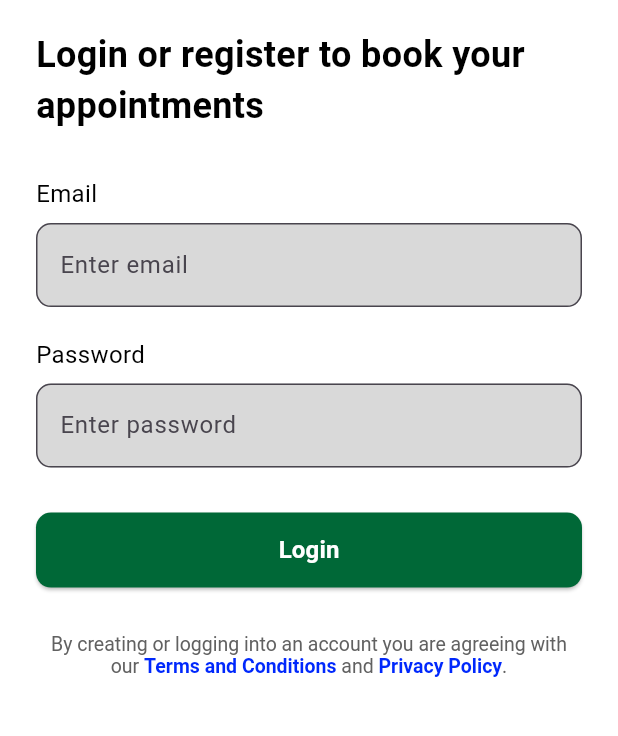
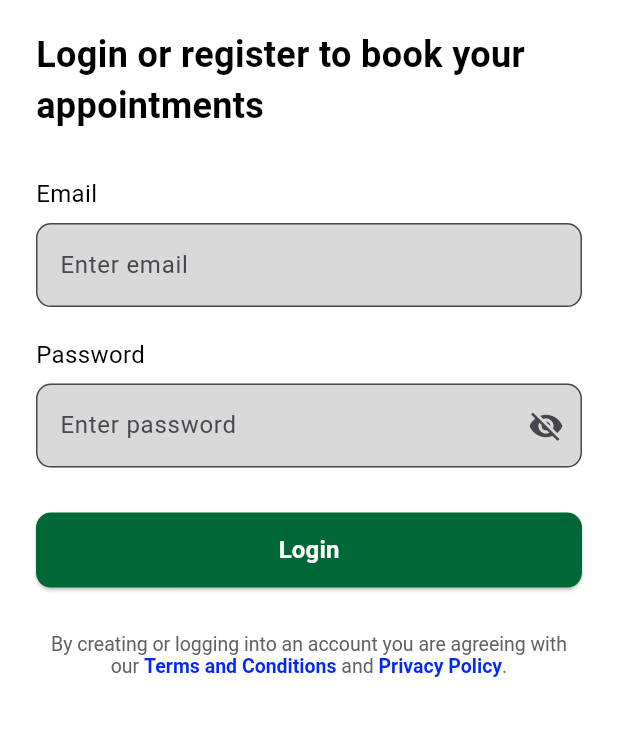
Before and after one commit to manjumachandran/ayurvediccenterapp, a Flutter app: the screen it shows after launch, on a phone screen of 412 x 824 dp, the part 433-1169 px from its top. Run offline on Flutter 3.47's test engine with Material 3 defaults, Android fonts, the phone set to English and light mode, and no system bars.

Commit message:
Implemented login using Provder

```diff
--- /dev/null
+++ b/lib/config.dart
@@ -0,0 +1,2 @@
+
+const String baseUrl = "https://flutter-amr.noviindus.in/api/";
--- /dev/null
+++ b/lib/providers/login_provider.dart
@@ -0,0 +1,30 @@
+
+import 'package:flutter/material.dart';
+import 'package:machne_test/services/login_services.dart';
+
+
+class LoginProvider with ChangeNotifier {
+  String? _token;
+  bool _isLoading = false;
+
+  String? get token => _token;
+  bool get isLoading => _isLoading;
+
+  Future<bool> login(String username, String password) async {
+    _isLoading = true;
+    notifyListeners();
+
+    final loginService = LoginService();
+    final result = await loginService.login(username, password);
+
+    _isLoading = false;
+
+    if (result != null) {
+      _token = result;
+      notifyListeners();
+      return true;
+    } else {
+      return false;
+    }
+  }
+}
--- a/lib/screens/bookingList_Screen.dart
+++ b/lib/screens/booking_List_Screen.dart
@@ -1,6 +1,6 @@
 import 'package:flutter/material.dart';
 import 'package:intl/intl.dart';
-import 'package:machne_test/screens/newRegistration_screen.dart';
+import 'package:machne_test/screens/new_Registration_screen.dart';
 
 class BookingListScreen extends StatelessWidget {
   const BookingListScreen({super.key});
@@ -109,12 +109,13 @@ class BookingListScreen extends StatelessWidget {
             Padding(
               padding: const EdgeInsets.symmetric(horizontal: 16, vertical: 4),
               child: Row(
+                mainAxisAlignment: MainAxisAlignment.spaceBetween,
                 children: [
                   const Text(
                     "Sort by:",
                     style: TextStyle(fontSize: 16, fontWeight: FontWeight.w500),
                   ),
-                  const SizedBox(width: 250),
+                  //  const SizedBox(width: 180),
                  SizedBox(
   width: 150,
   height: 40, // You can adjust this width
--- a/lib/screens/login_screen.dart
+++ b/lib/screens/login_screen.dart
@@ -1,8 +1,19 @@
 import 'package:flutter/material.dart';
-import 'package:machne_test/screens/bookingList_Screen.dart';
+import 'package:machne_test/screens/booking_List_Screen.dart';
+import 'package:provider/provider.dart';
+import 'package:machne_test/providers/login_provider.dart';
 
-class LoginScreen extends StatelessWidget {
+class LoginScreen extends StatefulWidget {
   const LoginScreen({super.key});
+
+  @override
+  State<LoginScreen> createState() => _LoginScreenState();
+}
+
+class _LoginScreenState extends State<LoginScreen> {
+  final TextEditingController emailController = TextEditingController();
+  final TextEditingController passwordController = TextEditingController();
+  bool _obscurePassword = true;
 
   @override
   Widget build(BuildContext context) {
@@ -13,7 +24,6 @@ class LoginScreen extends StatelessWidget {
       body: SingleChildScrollView(
         child: Column(
           children: [
-            // Top section with background + logo
             Stack(
               children: [
                 Container(
@@ -37,10 +47,7 @@ class LoginScreen extends StatelessWidget {
                 ),
               ],
             ),
-
             const SizedBox(height: 20),
-
-            // Header text
             const Padding(
               padding: EdgeInsets.symmetric(horizontal: 24.0),
               child: Align(
@@ -55,20 +62,16 @@ class LoginScreen extends StatelessWidget {
                 ),
               ),
             ),
-
             const SizedBox(height: 30),
 
-            // Email field
+            // Email
             const Padding(
               padding: EdgeInsets.symmetric(horizontal: 24.0),
               child: Align(
                 alignment: Alignment.centerLeft,
                 child: Text(
                   'Email',
-                  style: TextStyle(
-                    fontSize: 16,
-                    color: Colors.black,
-                  ),
+                  style: TextStyle(fontSize: 16, color: Colors.black),
                 ),
               ),
             ),
@@ -76,10 +79,11 @@ class LoginScreen extends StatelessWidget {
             Padding(
               padding: const EdgeInsets.symmetric(horizontal: 24.0),
               child: TextField(
+                controller: emailController,
                 decoration: InputDecoration(
                   hintText: 'Enter email',
                   filled: true,
-                  fillColor: Color(0xffD9D9D9),
+                  fillColor: const Color(0xffD9D9D9),
                   border: OutlineInputBorder(
                     borderRadius: BorderRadius.circular(10),
                   ),
@@ -90,17 +94,14 @@ class LoginScreen extends StatelessWidget {
 
             const SizedBox(height: 20),
 
-            // Password field
+            // Password
             const Padding(
               padding: EdgeInsets.symmetric(horizontal: 24.0),
               child: Align(
                 alignment: Alignment.centerLeft,
                 child: Text(
                   'Password',
-                  style: TextStyle(
-                    fontSize: 16,
-                    color: Colors.black,
-                  ),
+                  style: TextStyle(fontSize: 16, color: Colors.black),
                 ),
               ),
             ),
@@ -108,7 +109,8 @@ class LoginScreen extends StatelessWidget {
             Padding(
               padding: const EdgeInsets.symmetric(horizontal: 24.0),
               child: TextField(
-                obscureText: true,
+                controller: passwordController,
+                obscureText: _obscurePassword,
                 decoration: InputDecoration(
                   hintText: 'Enter password',
                   filled: true,
@@ -116,34 +118,70 @@ class LoginScreen extends StatelessWidget {
                   border: OutlineInputBorder(
                     borderRadius: BorderRadius.circular(10),
                   ),
+                  suffixIcon: IconButton(
+                    icon: Icon(
+                      _obscurePassword ? Icons.visibility_off : Icons.visibility,
+                    ),
+                    onPressed: () {
+                      setState(() {
+                        _obscurePassword = !_obscurePassword;
+                      });
+                    },
+                  ),
                 ),
               ),
             ),
 
             const SizedBox(height: 30),
+
             // Login Button
             Padding(
               padding: const EdgeInsets.symmetric(horizontal: 24.0),
-  child: SizedBox(
+              child: Consumer<LoginProvider>(
+                builder: (context, loginProvider, child) {
+                  return SizedBox(
                     width: double.infinity,
                     height: 50,
                     child: ElevatedButton(
                       style: ElevatedButton.styleFrom(
-        backgroundColor: Color(0xff006837), // Button color
+                        backgroundColor: const Color(0xff006837),
                         shape: RoundedRectangleBorder(
                           borderRadius: BorderRadius.circular(10),
                         ),
                       ),
-      onPressed: () {
+                      onPressed: loginProvider.isLoading
+                          ? null
+                          : () async {
+                              final email = emailController.text.trim();
+                              final password = passwordController.text.trim();
+
+                              if (email.isEmpty || password.isEmpty) {
+                                ScaffoldMessenger.of(context).showSnackBar(
+                                  const SnackBar(
+                                    content: Text("Please fill all fields"),
+                                  ),
+                                );
+                                return;
+                              }
+
+                              final success = await loginProvider.login(email, password);
+
+                              if (success) {
                                 Navigator.pushReplacement(
                                   context,
                                   MaterialPageRoute(builder: (context) => const BookingListScreen()),
                                 );
+                              } else {
                                 ScaffoldMessenger.of(context).showSnackBar(
-          const SnackBar(content: Text("Login button pressed")),
+                                  const SnackBar(
+                                    content: Text("Login failed"),
+                                  ),
                                 );
+                              }
                             },
-      child: const Text(
+                      child: loginProvider.isLoading
+                          ? const CircularProgressIndicator(color: Colors.white)
+                          : const Text(
                               'Login',
                               style: TextStyle(
                                 color: Colors.white,
@@ -152,47 +190,36 @@ Padding(
                               ),
                             ),
                     ),
+                  );
+                },
               ),
             ),
 
             const SizedBox(height: 30),
-            // Terms and Conditions text
-            // Terms and Conditions text with blue highlights
+
+            // Terms and Conditions
             Padding(
               padding: const EdgeInsets.symmetric(horizontal: 24.0),
               child: RichText(
                 textAlign: TextAlign.center,
                 text: TextSpan(
-      style: TextStyle(
-        fontSize: 13,
-        color: Colors.grey[700],
-      ),
+                  style: TextStyle(fontSize: 13, color: Colors.grey[700]),
                   children: const [
-        TextSpan(
-            text: 'By creating or logging into an account you are agreeing with our '),
+                    TextSpan(text: 'By creating or logging into an account you are agreeing with our '),
                     TextSpan(
                       text: 'Terms and Conditions',
-          style: TextStyle(
-            color: Color(0xff0028FC),
-            fontWeight: FontWeight.bold,
-          ),
-          // Add recognizer here if you want it tappable
+                      style: TextStyle(color: Color(0xff0028FC), fontWeight: FontWeight.bold),
                     ),
                     TextSpan(text: ' and '),
                     TextSpan(
                       text: 'Privacy Policy',
-          style: TextStyle(
-            color: Color(0xff0028FC),
-            fontWeight: FontWeight.bold,
-          ),
-          // Add recognizer here if you want it tappable
+                      style: TextStyle(color: Color(0xff0028FC), fontWeight: FontWeight.bold),
                     ),
                     TextSpan(text: '.'),
                   ],
                 ),
               ),
             ),
-
 
             const SizedBox(height: 20),
           ],
--- a/pubspec.yaml
+++ b/pubspec.yaml
@@ -36,6 +36,8 @@ dependencies:
   # Use with the CupertinoIcons class for iOS style icons.
   cupertino_icons: ^1.0.6
   intl: ^0.20.2
+  http: ^1.4.0
+  provider: ^6.1.5
 
 dev_dependencies:
   flutter_test:
```
Also changed, not shown: lib/main.dart (+14 -5 lines), lib/services/login_services.dart (added, +26 -0 lines), lib/screens/new_Registration_screen.dart (renamed from lib/screens/newRegistration_screen.dart), pubspec.lock. Lines whose indentation alone changed are shown as unchanged.
